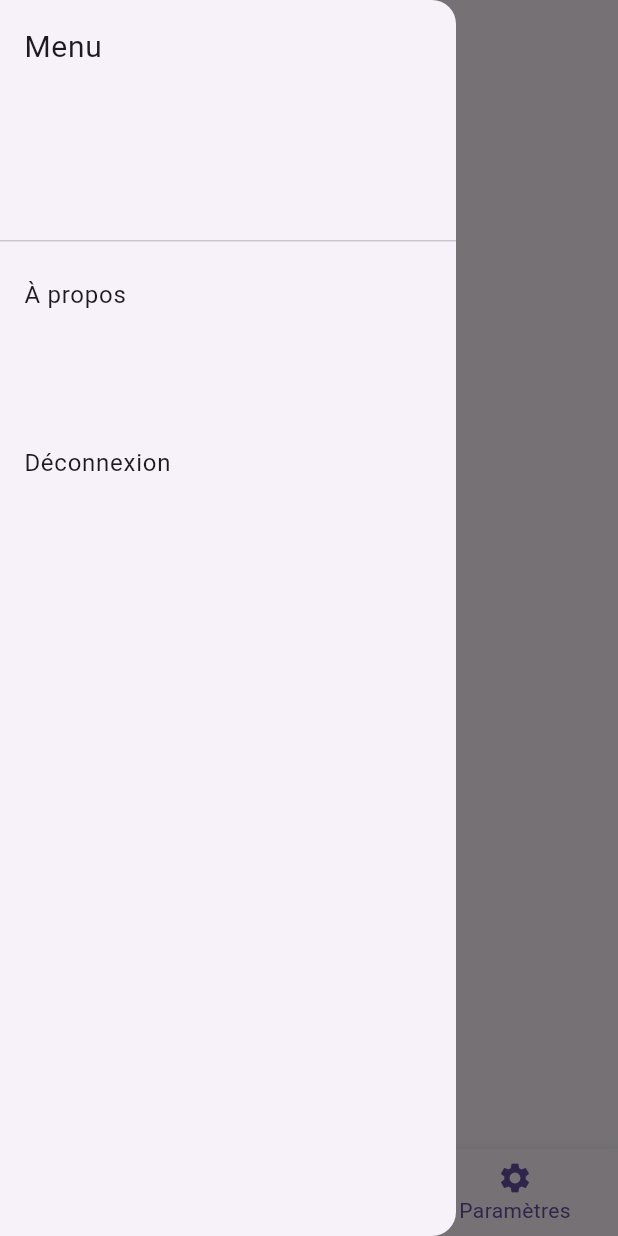
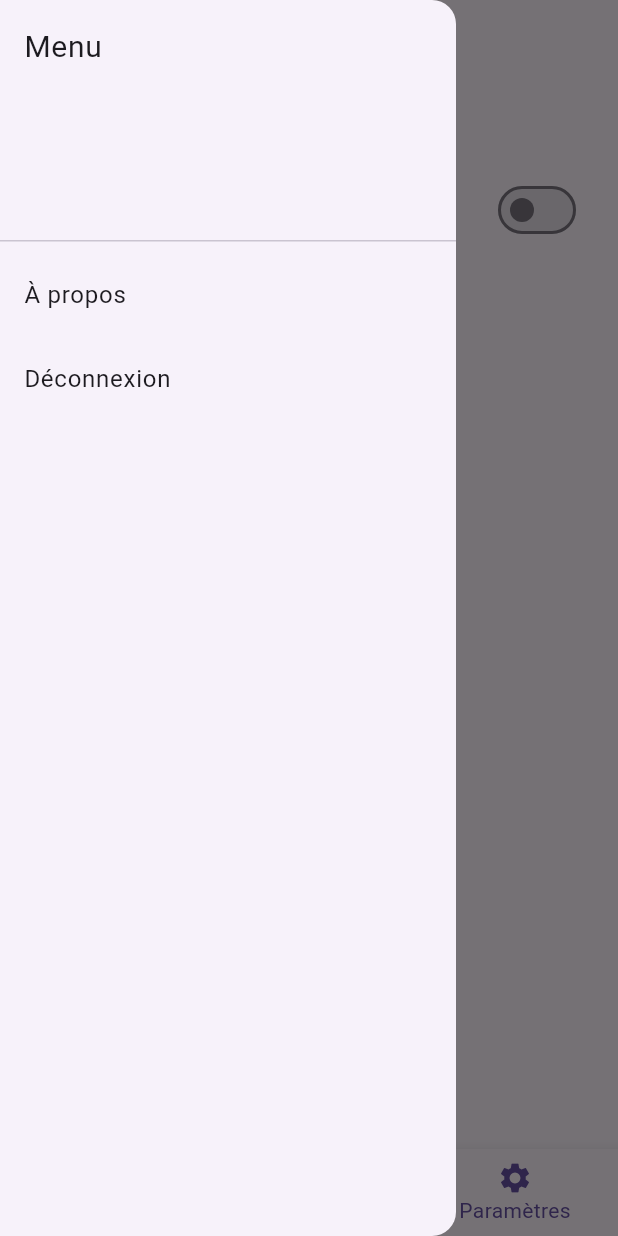
Before and after one commit to AzizHajlaoui22/task-manager-flutter, a Flutter app: the screen it shows once a user with an empty profile is signed in, item 3 of the bottom bar chosen, with the side drawer open, on a phone screen of 412 x 824 dp. Run offline on Flutter 3.47's test engine with Material 3 defaults, Android fonts, the phone set to English and light mode, and no system bars; our stand-ins replace cloud_firestore, firebase_auth, firebase_core; accounts and stored records are empty; generated files the repository leaves out were written again; network calls fail.

Commit message:
Finalize Firebase integration, providers setup and app structure

```diff
--- a/lib/main.dart
+++ b/lib/main.dart
@@ -1,19 +1,33 @@
+//C:\dev\task_manager\lib\main.dart
 import 'package:flutter/material.dart';
 import 'package:provider/provider.dart';
 import 'package:firebase_core/firebase_core.dart';
 
-import 'firebase_options.dart';
+import 'firebase_options.dart'; // ⬅️ OBLIGATOIRE
 import 'providers/auth_provider.dart';
-import 'providers/task_provider.dart';
+import 'providers/theme_provider.dart';
+import 'providers/task_provider.dart'; // ⬅️ AJOUT IMPORTANT
 import 'screens/auth/auth_wrapper.dart';
 
 Future<void> main() async {
+  // 🔑 Obligatoire pour Firebase
   WidgetsFlutterBinding.ensureInitialized();
+
+  // 🔥 Initialisation Firebase (Web + Mobile)
   await Firebase.initializeApp(
     options: DefaultFirebaseOptions.currentPlatform,
   );
 
-  runApp(const MyApp());
+  runApp(
+    MultiProvider(
+      providers: [
+        ChangeNotifierProvider(create: (_) => AuthProvider()),
+        ChangeNotifierProvider(create: (_) => ThemeProvider()),
+        ChangeNotifierProvider(create: (_) => TaskProvider()), // ⬅️ MANQUANT
+      ],
+      child: const MyApp(),
+    ),
+  );
 }
 
 class MyApp extends StatelessWidget {
@@ -21,15 +35,18 @@ class MyApp extends StatelessWidget {
 
   @override
   Widget build(BuildContext context) {
-    return MultiProvider(
-      providers: [
-        ChangeNotifierProvider(create: (_) => AuthProvider()),
-        ChangeNotifierProvider(create: (_) => TaskProvider()),
-      ],
-      child: const MaterialApp(
-        debugShowCheckedModeBanner: false,
-        home: AuthWrapper(),
-      ),
+    return Consumer<ThemeProvider>(
+      builder: (context, themeProvider, _) {
+        return MaterialApp(
+          debugShowCheckedModeBanner: false,
+          theme: ThemeData.light(),
+          darkTheme: ThemeData.dark(),
+          themeMode: themeProvider.isDarkMode
+              ? ThemeMode.dark
+              : ThemeMode.light,
+          home: const AuthWrapper(),
+        );
+      },
     );
   }
 }
--- a/lib/models/task.dart
+++ b/lib/models/task.dart
@@ -1,3 +1,4 @@
+//C:\dev\task_manager\lib\models\task.dart
 import 'package:cloud_firestore/cloud_firestore.dart';
 
 class Task {
--- a/lib/providers/auth_provider.dart
+++ b/lib/providers/auth_provider.dart
@@ -1,3 +1,4 @@
+//C:\dev\task_manager\lib\providers\auth_provider.dart
 import 'package:firebase_auth/firebase_auth.dart';
 import 'package:flutter/material.dart';
 
--- a/lib/providers/task_provider.dart
+++ b/lib/providers/task_provider.dart
@@ -1,3 +1,4 @@
+//C:\dev\task_manager\lib\providers\task_provider.dart
 import 'package:cloud_firestore/cloud_firestore.dart';
 import 'package:flutter/material.dart';
 import '../models/task.dart';
--- /dev/null
+++ b/lib/providers/theme_provider.dart
@@ -0,0 +1,13 @@
+// lib/providers/theme_provider.dart
+import 'package:flutter/material.dart';
+
+class ThemeProvider extends ChangeNotifier {
+  bool _isDarkMode = false;
+
+  bool get isDarkMode => _isDarkMode;
+
+  void toggleTheme(bool value) {
+    _isDarkMode = value;
+    notifyListeners();
+  }
+}
--- a/lib/screens/about/about_screen.dart
+++ b/lib/screens/about/about_screen.dart
@@ -1,3 +1,4 @@
+//C:\dev\task_manager\lib\screens\about\about_screen.dart
 import 'package:flutter/material.dart';
 
 class AboutScreen extends StatelessWidget {
--- a/lib/screens/auth/auth_wrapper.dart
+++ b/lib/screens/auth/auth_wrapper.dart
@@ -1,3 +1,4 @@
+//C:\dev\task_manager\lib\screens\auth\auth_wrapper.dart
 import 'package:flutter/material.dart';
 import 'package:provider/provider.dart';
 import '../../providers/auth_provider.dart';
--- a/lib/screens/auth/login_screen.dart
+++ b/lib/screens/auth/login_screen.dart
@@ -1,3 +1,4 @@
+  //C:\dev\task_manager\lib\screens\auth\login_screen.dart
   import 'package:flutter/material.dart';
   import 'package:provider/provider.dart';
   import '../../providers/auth_provider.dart';
--- a/lib/screens/auth/register_screen.dart
+++ b/lib/screens/auth/register_screen.dart
@@ -1,3 +1,4 @@
+//C:\dev\task_manager\lib\screens\auth\register_screen.dart
 import 'package:flutter/material.dart';
 import 'package:provider/provider.dart';
 
--- a/lib/screens/home/home_screen.dart
+++ b/lib/screens/home/home_screen.dart
@@ -1,3 +1,4 @@
+//C:\dev\task_manager\lib\screens\home\home_screen.dart
 import 'package:flutter/material.dart';
 
 import '../task/task_list_screen.dart';
--- a/lib/screens/profile/profile_screen.dart
+++ b/lib/screens/profile/profile_screen.dart
@@ -1,3 +1,4 @@
+//C:\dev\task_manager\lib\screens\profile\profile_screen.dart
 import 'package:flutter/material.dart';
 import 'package:provider/provider.dart';
 import '../../providers/auth_provider.dart';
--- a/lib/screens/settings/settings_screen.dart
+++ b/lib/screens/settings/settings_screen.dart
@@ -1,14 +1,26 @@
+//C:\dev\task_manager\lib\screens\settings\settings_screen.dart
 import 'package:flutter/material.dart';
+import 'package:provider/provider.dart';
+
+import '../../providers/theme_provider.dart';
 
 class SettingsScreen extends StatelessWidget {
   const SettingsScreen({super.key});
 
   @override
   Widget build(BuildContext context) {
+    final themeProvider = context.watch<ThemeProvider>();
+
     return Scaffold(
       appBar: AppBar(title: const Text('Paramètres')),
-      body: const Center(
-        child: Text('Paramètres de l’application'),
+      body: ListTile(
+        title: const Text('Mode sombre'),
+        trailing: Switch(
+          value: themeProvider.isDarkMode,
+          onChanged: (value) {
+            themeProvider.toggleTheme(value);
+          },
+        ),
       ),
     );
   }
--- a/lib/screens/task/add_task_screen.dart
+++ b/lib/screens/task/add_task_screen.dart
@@ -1,3 +1,4 @@
+//C:\dev\task_manager\lib\screens\task\add_task_screen.dart
 import 'package:flutter/material.dart';
 import 'package:provider/provider.dart';
 import '../../providers/task_provider.dart';
--- a/lib/screens/task/edit_task_screen.dart
+++ b/lib/screens/task/edit_task_screen.dart
@@ -1,3 +1,4 @@
+//C:\dev\task_manager\lib\screens\task\edit_task_screen.dart
 import 'package:flutter/material.dart';
 import 'package:provider/provider.dart';
 
--- a/lib/screens/task/task_detail_screen.dart
+++ b/lib/screens/task/task_detail_screen.dart
@@ -1,3 +1,4 @@
+//C:\dev\task_manager\lib\screens\task\task_detail_screen.dart
 import 'package:flutter/material.dart';
 import 'package:cloud_firestore/cloud_firestore.dart';
 
--- a/lib/screens/task/task_list_screen.dart
+++ b/lib/screens/task/task_list_screen.dart
@@ -1,3 +1,4 @@
+//C:\dev\task_manager\lib\screens\task\task_list_screen.dart
 import 'package:flutter/material.dart';
 import 'package:provider/provider.dart';
 
```
Also changed, not shown: lib/screens/api/quotes_screen.dart (deleted, +0 -39 lines), lib/services/quote_service.dart (deleted, +0 -20 lines), lib/widgets/app_drawer.dart (+2 -14 lines), firebase.json (added).
